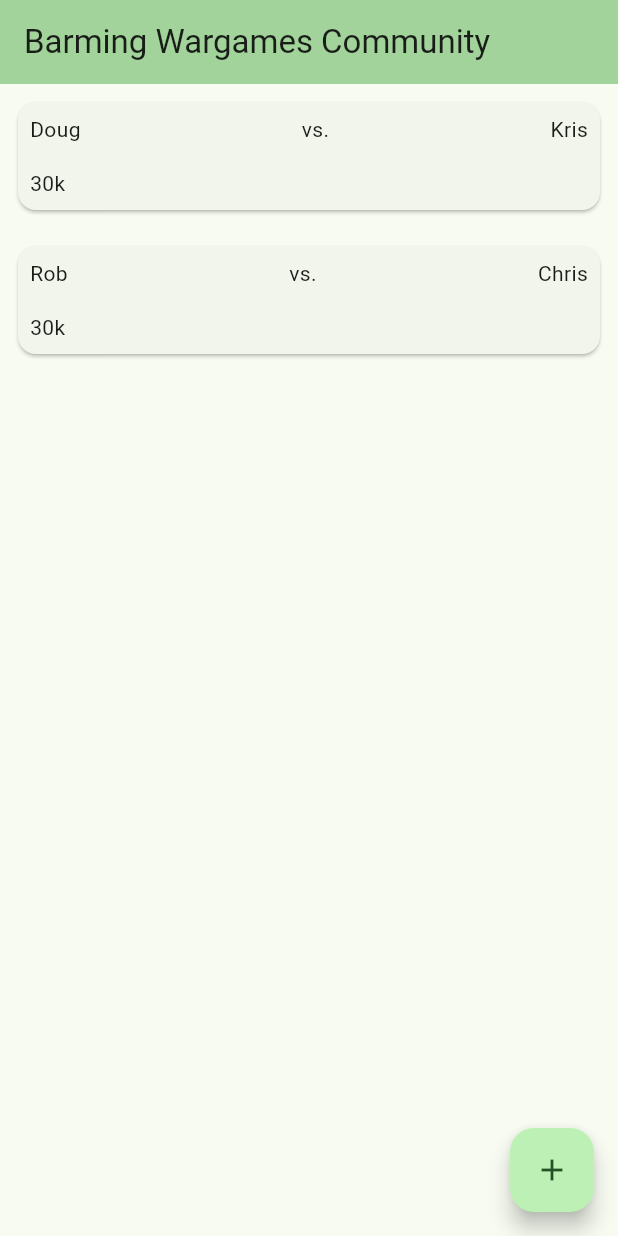
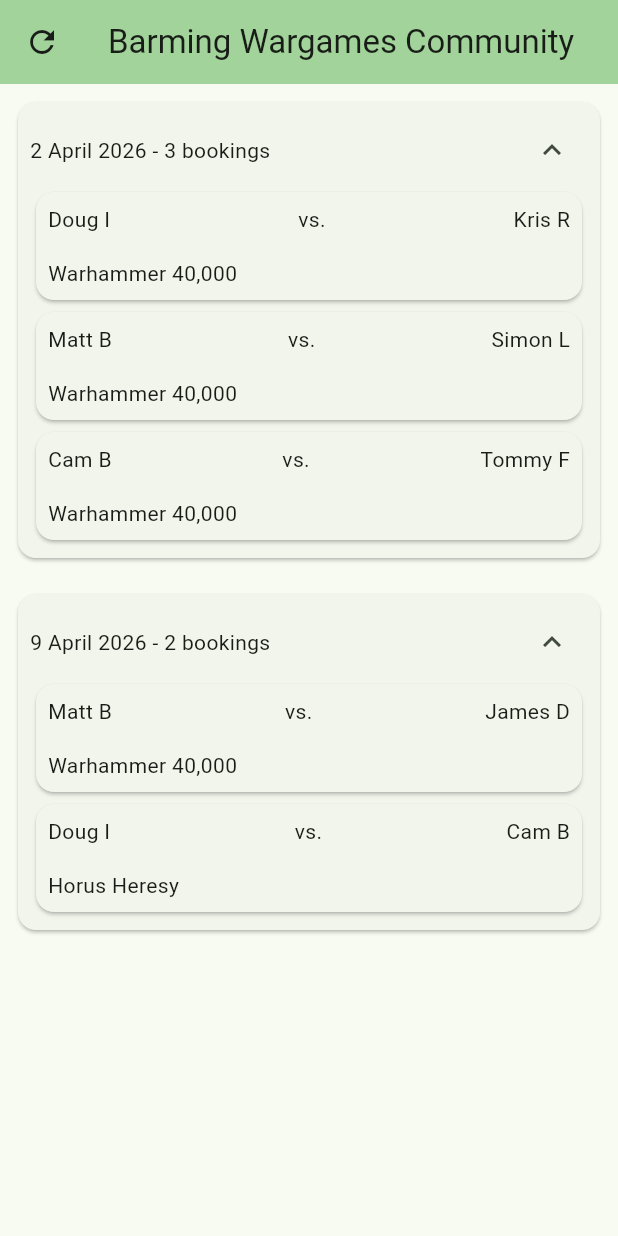
Before and after one commit to dougidle/bwg, a Flutter app: the screen it shows after launch, on a phone screen of 412 x 824 dp. Run offline on Flutter 3.47's test engine with Material 3 defaults, Android fonts, the phone set to English and light mode, and no system bars.

Commit message:
Large scale changes while on the cruise

```diff
--- a/lib/main.dart
+++ b/lib/main.dart
@@ -31,13 +31,13 @@ class BWGApp extends StatelessWidget {
         // tested with just a hot reload.
         colorScheme: .fromSeed(seedColor: Colors.green),
       ),
-      home: const MyHomePage(title: 'Barming Wargames Community'),
+      home: const BWGHomePage(title: 'Barming Wargames Community'),
     );
   }
 }
 
-class MyHomePage extends StatefulWidget {
-  const MyHomePage({super.key, required this.title});
+class BWGHomePage extends StatefulWidget {
+  const BWGHomePage({super.key, required this.title});
 
   // This widget is the home page of your application. It is stateful, meaning
   // that it has a State object (defined below) that contains fields that affect
@@ -51,25 +51,60 @@ class MyHomePage extends StatefulWidget {
   final String title;
 
   @override
-  State<MyHomePage> createState() => _MyHomePageState();
+  State<BWGHomePage> createState() => _BWGHomePageState();
 }
 
-class _MyHomePageState extends State<MyHomePage> {
-  int _counter = 0;
+enum LoadStates { done, loading, error}
 
-  void _incrementCounter() {
+class _BWGHomePageState extends State<BWGHomePage> {
+  LoadStates _loadState = LoadStates.done;
+  DateTime theDate =  DateTime.now();
+
+  void _setDoneState() {
     setState(() {
-      // This call to setState tells the Flutter framework that something has
-      // changed in this State, which causes it to rerun the build method below
-      // so that the display can reflect the updated values. If we changed
-      // _counter without calling setState(), then the build method would not be
-      // called again, and so nothing would appear to happen.
-      _counter++;
+    _loadState = LoadStates.done;
     });
+  }
+
+  void _setLoadingState() {
+    setState(() {
+    _loadState = LoadStates.loading;
+    });
+  }
+
+  void _setErrorState() {
+    setState(() {
+    _loadState = LoadStates.error;
+    });
+  }
+
+  void _loadBookings() async {
+    if (_loadState != LoadStates.loading) {
+      _setLoadingState();
+      await getBookingsFromRemoteDb();
+      _setDoneState();
+    } else {
+      print("Can't do it - I'm already doing it!");
+    }
+  }
+
+  Future<void> getBookingsFromRemoteDb() async {
+    for (int i = 0; i < 5; i++) {
+      await Future.delayed(Duration(seconds: 1));
+      print("Index: $i");
+    }
   }
 
   @override
   Widget build(BuildContext context) {
+
+    Widget theIcon;
+    if (_loadState == LoadStates.loading) {
+      theIcon = Icon(Icons.warning_rounded);
+    } else {
+      theIcon = Icon(Icons.refresh);
+    }
+
     // This method is rerun every time setState is called, for instance as done
     // by the _incrementCounter method above.
     //
@@ -82,55 +117,34 @@ class _MyHomePageState extends State<MyHomePage> {
         // Colors.amber, perhaps?) and trigger a hot reload to see the AppBar
         // change color while the other colors stay the same.
         backgroundColor: Theme.of(context).colorScheme.inversePrimary,
-        // Here we take the value from the MyHomePage object that was created by
+        // Here we take the value from the BWGHomePage object that was created by
         // the App.build method, and use it to set our appbar title.
         title: Text(widget.title),
+        leading: IconButton(
+          onPressed: _loadBookings,
+          icon: theIcon
+        ),
       ),
       body: Center(
-        // Center is a layout widget. It takes a single child and positions it
-        // in the middle of the parent.
-        /*child: Column(
-          // Column is also a layout widget. It takes a list of children and
-          // arranges them vertically. By default, it sizes itself to fit its
-          // children horizontally, and tries to be as tall as its parent.
-          //
-          // Column has various properties to control how it sizes itself and
-          // how it positions its children. Here we use mainAxisAlignment to
-          // center the children vertically; the main axis here is the vertical
-          // axis because Columns are vertical (the cross axis would be
-          // horizontal).
-          //
-          // TRY THIS: Invoke "debug painting" (choose the "Toggle Debug Paint"
-          // action in the IDE, or press "p" in the console), to see the
-          // wireframe for each widget.
-          mainAxisAlignment: .center,
-          children: [
-            const Text('You have pushed the button this many times:'),
-            Text(
-              '$_counter',
-              style: Theme.of(context).textTheme.headlineMedium,
+        child: ListView(
+          children: <Widget>[
+            DayBookingTile(
+              "2 April 2026",
+              [
+                Booking("Doug I", "Kris R", "Warhammer 40,000"),
+                Booking("Matt B", "Simon L", "Warhammer 40,000"),
+                Booking("Cam B", "Tommy F", "Warhammer 40,000")
+              ]
             ),
-          ],
-        ),*/
-        /*child: ListView(
-          children: const <Widget>[
-            ListTile(leading: Icon(Icons.map), title: Text('Map')),
-            ListTile(leading: Icon(Icons.photo_album), title: Text('Album')),
-            ListTile(leading: Icon(Icons.phone), title: Text('Phone')),
-          ],
-        ),*/
-
-        child: ListView(
-          children: const <Widget>[
-            BookingTile("Doug", "Kris", "30k"),
-            BookingTile("Rob", "Chris", "30k")
+            DayBookingTile(
+              "9 April 2026",
+              [
+                Booking("Matt B", "James D", "Warhammer 40,000"),
+                Booking("Doug I", "Cam B", "Horus Heresy")
+              ]
+              ),
           ],
         ),
-      ),
-      floatingActionButton: FloatingActionButton(
-        onPressed: _incrementCounter,
-        tooltip: 'Increment',
-        child: const Icon(Icons.add),
       ),
     );
   }
--- a/lib/widgets/booking_tile.dart
+++ b/lib/widgets/booking_tile.dart
@@ -9,16 +9,12 @@ class BookingTile extends StatelessWidget {
 
   @override
   Widget build(BuildContext context) {
-    return Padding(
-      padding: EdgeInsets.all(8.0),
-      child: Card(
+    return Card(
       child: Column(
-          mainAxisSize: MainAxisSize.min,
         children: <Widget>[
           Padding(
             padding: EdgeInsets.all(8.0),
             child: Row(
-                mainAxisAlignment: MainAxisAlignment.end,
               children: <Widget>[
                 Text(player1),
                 Spacer(),
@@ -31,7 +27,6 @@ class BookingTile extends StatelessWidget {
           Padding(
             padding: EdgeInsets.all(8.0),
             child: Row(
-                mainAxisAlignment: MainAxisAlignment.end,
               children: <Widget>[
                 Text(gameSystem),
                 Spacer()
@@ -40,7 +35,6 @@ class BookingTile extends StatelessWidget {
           )
         ]
       )
-      )
     );
   }
 }
--- a/lib/widgets/bwg_widgets.dart
+++ b/lib/widgets/bwg_widgets.dart
@@ -1 +1,2 @@
 export 'booking_tile.dart';
+export 'daybookings_tile.dart';
--- /dev/null
+++ b/lib/widgets/daybookings_tile.dart
@@ -0,0 +1,97 @@
+import 'package:flutter/material.dart';
+import 'bwg_widgets.dart';
+
+class Booking {
+  late String player1;
+  late String player2;
+  late String gameSystem;
+
+  Booking(String player1, String player2, String gameSystem) {
+    this.player1 = player1;
+    this.player2 = player2;
+    this.gameSystem = gameSystem;
+  }
+}
+
+class DayBookingTile extends StatefulWidget {
+  const DayBookingTile(this.theDate, this.theBookings, {super.key});
+  final String theDate;
+  final List<Booking> theBookings;
+
+  @override
+  State<DayBookingTile> createState() => _DayBookingState();
+}
+
+class _DayBookingState extends State<DayBookingTile> {
+  bool _isExpanded = true;
+
+  void _setExpanded() {
+    setState(() {
+    _isExpanded = true;
+    });
+  }
+
+  void _setCollapsed() {
+    setState(() {
+    _isExpanded = false;
+    });
+  }
+
+  void _doExpand() {
+    if (_isExpanded) {
+      _setCollapsed();
+    } else {
+      _setExpanded();
+    }
+  }
+
+  @override
+  Widget build(BuildContext context) {
+
+    Icon theIcon;
+    if (_isExpanded) {
+      theIcon = Icon(Icons.expand_less);
+    } else {
+      theIcon = Icon(Icons.expand_more);
+    }
+
+    List<Widget> theWidgetList = [];
+    List<Widget> bookingsList = [];
+
+    for (var i = 0; i < widget.theBookings.length; i++) {
+      bookingsList.add(BookingTile(widget.theBookings[i].player1, widget.theBookings[i].player2,widget.theBookings[i].gameSystem));
+    }
+
+    theWidgetList.add(
+      Row(
+              children: <Widget>[
+                Text('${widget.theDate} - ${bookingsList.length} bookings'),
+                Spacer(),
+                IconButton(
+                  onPressed: _doExpand,
+                  icon: theIcon),
+              ]
+      )
+    );
+    if (_isExpanded) {
+      theWidgetList += bookingsList;
+    }
+
+    return Padding(
+      padding: EdgeInsets.all(8.0),
+      child: Card(
+        child: Column(
+          children: <Widget>[
+            Padding(
+              padding: EdgeInsets.all(8.0),
+              child: Column(
+                children:
+                  theWidgetList
+              ) ,
+            ),
+          ]
+        )
+      )
+    );
+  }
+}
```
Lines whose indentation alone changed are shown as unchanged.
